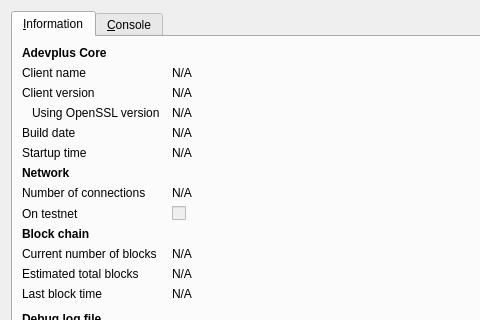
Qt form src/qt/forms/rpcconsole.ui (danrachita/AdvertPlusCoin-project) before a commit; both pictures show x 0 to 480 and y 0 to 320 of the 740 by 450 pixel window.
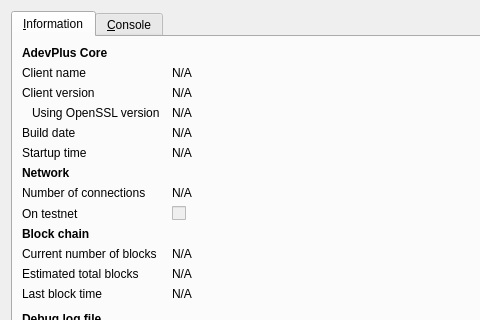
The same form after that commit. Icons and pictures are not drawn.

Diff of the .ui file:
```diff
--- a/src/qt/forms/rpcconsole.ui
+++ b/src/qt/forms/rpcconsole.ui
@@ -36,7 +36,7 @@
           </font>
          </property>
          <property name="text">
-          <string>Adevplus Core</string>
+          <string>AdevPlus Core</string>
          </property>
         </widget>
        </item>
```
Left out of the diff: 6 changed lines with no effect on the pictures.
